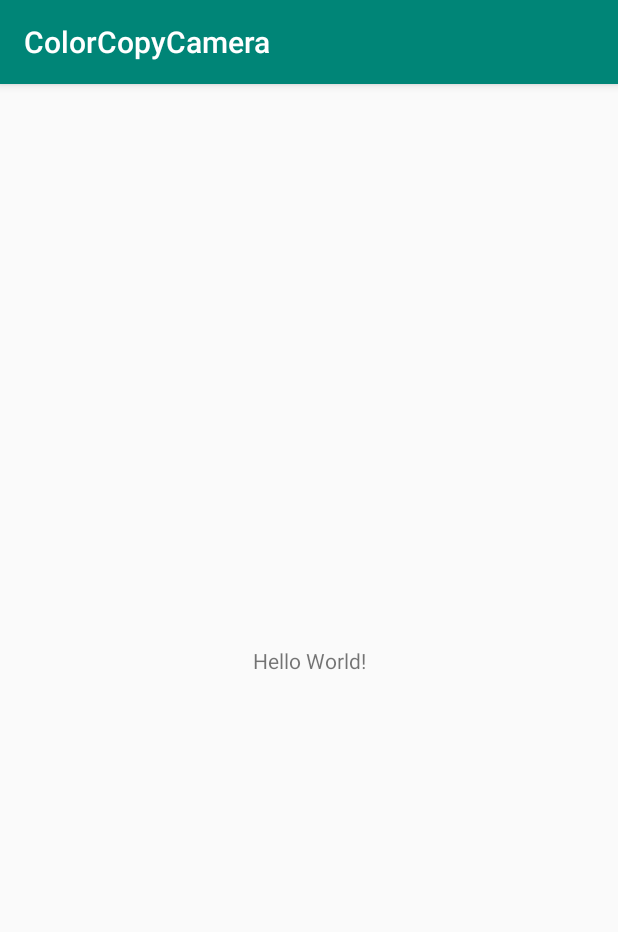
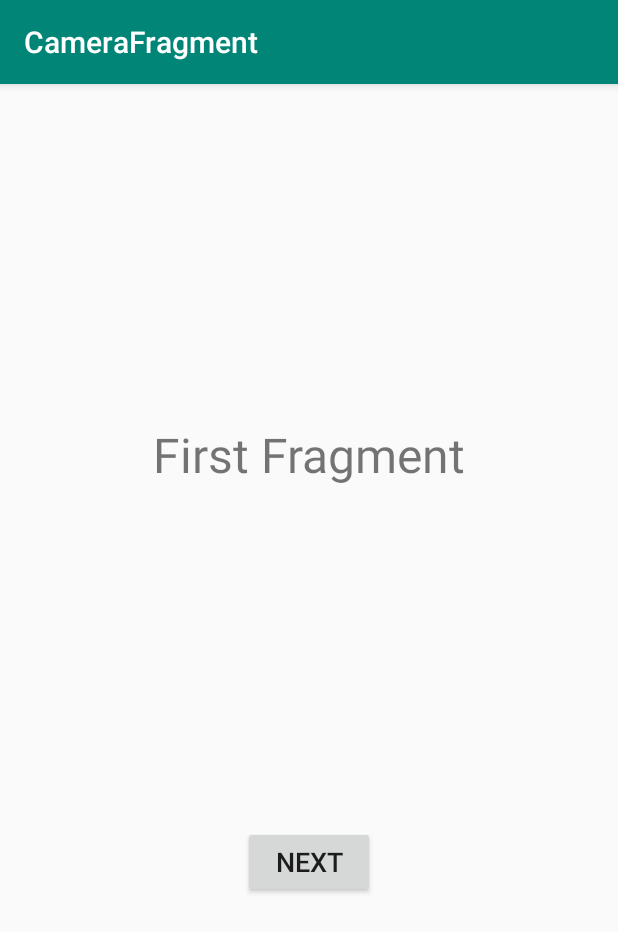
Before and after one commit to woshiyezu/color-copy-camera, an Android app: the screen it shows after launch (MainActivity), on a phone screen of 412 x 824 dp. Shown: the top 932 px of the screen. Run offline under Robolectric (Android 15) with nearby library versions, the phone set to English and light mode, and no system bars; our stand-ins replace navigation-ui.

Commit message:
use Navigation

```diff
--- a/app/build.gradle
+++ b/app/build.gradle
@@ -3,6 +3,9 @@ apply plugin: 'com.android.application'
 apply plugin: 'kotlin-android'
 
 apply plugin: 'kotlin-android-extensions'
+
+//necessary for navigation
+apply plugin: 'androidx.navigation.safeargs'
 
 android {
     compileSdkVersion 29
@@ -23,6 +26,8 @@ android {
     }
 }
 
+def navVersion = '2.1.0-alpha05'
+
 dependencies {
     implementation fileTree(dir: 'libs', include: ['*.jar'])
     implementation "org.jetbrains.kotlin:kotlin-stdlib-jdk7:$kotlin_version"
@@ -32,4 +37,8 @@ dependencies {
     testImplementation 'junit:junit:4.12'
     androidTestImplementation 'androidx.test.ext:junit:1.1.0'
     androidTestImplementation 'androidx.test.espresso:espresso-core:3.1.1'
+
+    //navigations
+    implementation "androidx.navigation:navigation-fragment-ktx:$navVersion"
+    implementation "androidx.navigation:navigation-ui-ktx:$navVersion"
 }
--- a/app/src/main/AndroidManifest.xml
+++ b/app/src/main/AndroidManifest.xml
@@ -9,7 +9,7 @@
         android:roundIcon="@mipmap/ic_launcher_round"
         android:supportsRtl="true"
         android:theme="@style/AppTheme" >
-        <activity android:name=".MainActivity" >
+        <activity android:name=".view.MainActivity" >
             <intent-filter>
                 <action android:name="android.intent.action.MAIN" />
 
--- a/app/src/main/java/jp/millennium/ncl/colorcopycamera/MainActivity.kt
+++ /dev/null
@@ -1,12 +0,0 @@
-package jp.millennium.ncl.colorcopycamera
-
-import androidx.appcompat.app.AppCompatActivity
-import android.os.Bundle
-
-class MainActivity : AppCompatActivity() {
-
-    override fun onCreate(savedInstanceState: Bundle?) {
-        super.onCreate(savedInstanceState)
-        setContentView(R.layout.activity_main)
-    }
-}
--- /dev/null
+++ b/app/src/main/java/jp/millennium/ncl/colorcopycamera/view/CameraFragment.kt
@@ -0,0 +1,23 @@
+package jp.millennium.ncl.colorcopycamera.view
+
+import android.os.Bundle
+import android.view.LayoutInflater
+import android.view.View
+import android.view.ViewGroup
+import androidx.fragment.app.Fragment
+import androidx.navigation.Navigation.findNavController
+
+import jp.millennium.ncl.colorcopycamera.R
+import kotlinx.android.synthetic.main.fragment_camera.view.*
+
+class CameraFragment : Fragment() {
+    override fun onCreateView(inflater: LayoutInflater, container: ViewGroup?, savedInstanceState: Bundle?): View? {
+        val view = inflater.inflate(R.layout.fragment_camera, container, false)
+
+        view.button.setOnClickListener {
+            findNavController(it).navigate(CameraFragmentDirections.actionHistoryFragment())
+        }
+
+        return view
+    }
+}
--- /dev/null
+++ b/app/src/main/java/jp/millennium/ncl/colorcopycamera/view/HistoryFragment.kt
@@ -0,0 +1,16 @@
+package jp.millennium.ncl.colorcopycamera.view
+
+import android.os.Bundle
+import android.view.LayoutInflater
+import android.view.View
+import android.view.ViewGroup
+import androidx.fragment.app.Fragment
+import jp.millennium.ncl.colorcopycamera.R
+
+class HistoryFragment : Fragment() {
+    override fun onCreateView(inflater: LayoutInflater, container: ViewGroup?, savedInstanceState: Bundle?): View? {
+        val view = inflater.inflate(R.layout.fragment_history, container, false)
+
+        return view
+    }
+}
--- /dev/null
+++ b/app/src/main/java/jp/millennium/ncl/colorcopycamera/view/MainActivity.kt
@@ -0,0 +1,24 @@
+package jp.millennium.ncl.colorcopycamera.view
+
+import androidx.appcompat.app.AppCompatActivity
+import android.os.Bundle
+import androidx.navigation.NavController
+import androidx.navigation.Navigation
+import androidx.navigation.ui.NavigationUI
+import jp.millennium.ncl.colorcopycamera.R
+
+class MainActivity : AppCompatActivity() {
+
+    private lateinit var navController: NavController
+
+    override fun onCreate(savedInstanceState: Bundle?) {
+        super.onCreate(savedInstanceState)
+        setContentView(R.layout.activity_main)
+        navController = Navigation.findNavController(this,R.id.fragment)
+        NavigationUI.setupActionBarWithNavController(this,navController)
+    }
+
+    override fun onSupportNavigateUp(): Boolean {
+        return NavigationUI.navigateUp(navController,null)
+    }
+}
--- a/app/src/main/res/layout/activity_main.xml
+++ b/app/src/main/res/layout/activity_main.xml
@@ -5,15 +5,19 @@
     xmlns:app="http://schemas.android.com/apk/res-auto"
     android:layout_width="match_parent"
     android:layout_height="match_parent"
-    tools:context=".MainActivity">
+    tools:context=".view.MainActivity">
 
-    <TextView
-        android:layout_width="wrap_content"
-        android:layout_height="wrap_content"
-        android:text="Hello World!"
+    <fragment
+        android:name="androidx.navigation.fragment.NavHostFragment"
+        android:layout_width="0dp"
+        android:layout_height="0dp"
+        app:navGraph="@navigation/copy_navigation"
+        app:defaultNavHost="true"
+        android:id="@+id/fragment"
+        app:layout_constraintEnd_toEndOf="parent"
+        app:layout_constraintTop_toTopOf="parent"
+        app:layout_constraintStart_toStartOf="parent"
         app:layout_constraintBottom_toBottomOf="parent"
-        app:layout_constraintLeft_toLeftOf="parent"
-        app:layout_constraintRight_toRightOf="parent"
-        app:layout_constraintTop_toTopOf="parent" />
+        />
 
 </androidx.constraintlayout.widget.ConstraintLayout>
--- /dev/null
+++ b/app/src/main/res/layout/fragment_camera.xml
@@ -0,0 +1,31 @@
+<?xml version="1.0" encoding="utf-8"?>
+<androidx.constraintlayout.widget.ConstraintLayout xmlns:android="http://schemas.android.com/apk/res/android"
+    android:layout_width="match_parent"
+    android:layout_height="match_parent"
+    xmlns:tools="http://schemas.android.com/tools"
+    xmlns:app="http://schemas.android.com/apk/res-auto"
+    tools:context=".view.CameraFragment">
+
+    <TextView
+        android:id="@+id/textView"
+        android:layout_width="wrap_content"
+        android:layout_height="wrap_content"
+        android:text="First Fragment"
+        android:textSize="32sp"
+        app:layout_constraintTop_toTopOf="parent"
+        app:layout_constraintBottom_toTopOf="@+id/button"
+        app:layout_constraintStart_toStartOf="parent"
+        app:layout_constraintEnd_toEndOf="parent" />
+
+    <Button
+        android:id="@+id/button"
+        android:layout_width="wrap_content"
+        android:layout_height="wrap_content"
+        android:text="Next"
+        android:textSize="18sp"
+        app:layout_constraintTop_toBottomOf="@+id/textView"
+        app:layout_constraintBottom_toBottomOf="parent"
+        app:layout_constraintStart_toStartOf="parent"
+        app:layout_constraintEnd_toEndOf="parent" />
+
+</androidx.constraintlayout.widget.ConstraintLayout>
--- /dev/null
+++ b/app/src/main/res/layout/fragment_history.xml
@@ -0,0 +1,8 @@
+<?xml version="1.0" encoding="utf-8"?>
+<androidx.constraintlayout.widget.ConstraintLayout xmlns:android="http://schemas.android.com/apk/res/android"
+    android:layout_width="match_parent"
+    android:layout_height="match_parent"
+    xmlns:tools="http://schemas.android.com/tools"
+    tools:context=".view.HistoryFragment">
+
+</androidx.constraintlayout.widget.ConstraintLayout>
--- /dev/null
+++ b/app/src/main/res/navigation/copy_navigation.xml
@@ -0,0 +1,18 @@
+<?xml version="1.0" encoding="utf-8"?>
+<navigation xmlns:android="http://schemas.android.com/apk/res/android"
+    xmlns:app="http://schemas.android.com/apk/res-auto"
+    android:id="@+id/copy_navigation"
+    app:startDestination="@id/cameraFragment">
+    <fragment
+        android:id="@+id/cameraFragment"
+        android:name="jp.millennium.ncl.colorcopycamera.view.CameraFragment"
+        android:label="CameraFragment" >
+        <action
+            android:id="@+id/actionHistoryFragment"
+            app:destination="@+id/historyFragment" />
+    </fragment>
+    <fragment
+        android:id="@+id/historyFragment"
+        android:name="jp.millennium.ncl.colorcopycamera.view.HistoryFragment"
+        android:label="HistoryFragment" />
+</navigation>
--- a/build.gradle
+++ b/build.gradle
@@ -12,6 +12,7 @@ buildscript {
         classpath "org.jetbrains.kotlin:kotlin-gradle-plugin:$kotlin_version"
         // NOTE: Do not place your application dependencies here; they belong
         // in the individual module build.gradle files
+        classpath "androidx.navigation:navigation-safe-args-gradle-plugin:2.1.0-alpha05"
     }
 }
 
```
